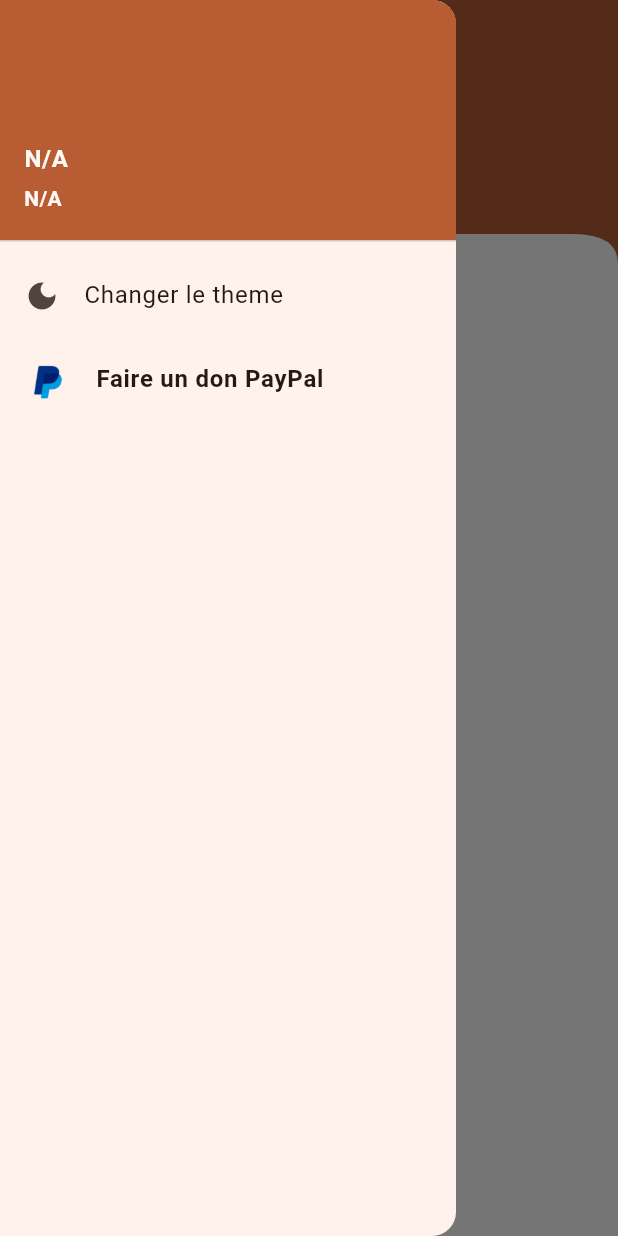
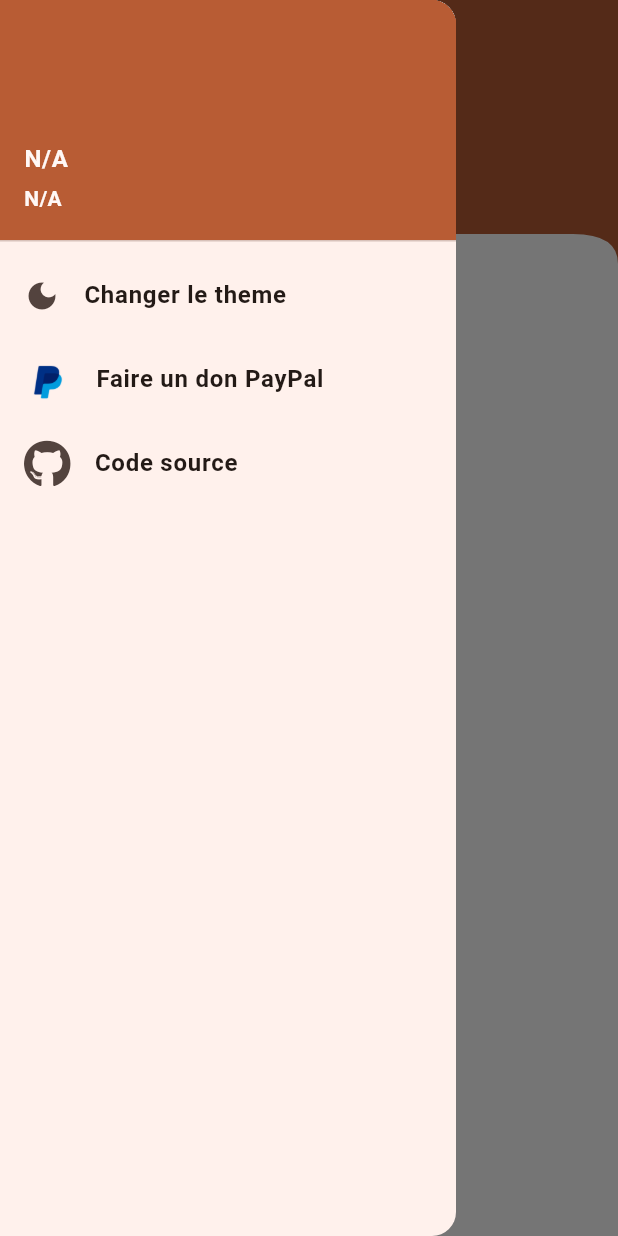
Before and after one commit to fallyoro/ipsl_docs, a Flutter app: the HomePage screen opened directly, with the side drawer open, on a phone screen of 412 x 824 dp. Run offline on Flutter 3.47's test engine with Material 3 defaults, Android fonts, the phone set to English and light mode, and no system bars; drawn by our look-alikes of toastification; our stand-ins replace cached_network_image, dartz, dio, dropdown_button2, file_picker, firebase_core and 17 more; missing offline and left inert: pdfrx; accounts and stored records are empty; network calls fail.

Commit message:
add a link to github in the drawer

```diff
--- a/app/ipsl_docs/lib/src/pages/home/home_page.dart
+++ b/app/ipsl_docs/lib/src/pages/home/home_page.dart
@@ -1,5 +1,6 @@
 import 'package:cached_network_image/cached_network_image.dart';
 import 'package:flutter/material.dart';
+import 'package:font_awesome_flutter/font_awesome_flutter.dart';
 import 'package:get_it/get_it.dart';
 import 'package:google_fonts/google_fonts.dart';
 import 'package:ipsl_docs/src/core/constant.dart';
@@ -71,7 +72,10 @@ class _HomePageState extends State<HomePage> {
               ),
             ),
             ListTile(
-              title: Text("Changer le theme"),
+              title: Text(
+                "Changer le theme",
+                style: TextStyle(fontWeight: FontWeight.bold),
+              ),
               leading:
                   isDark
                       ? Icon(Icons.light_mode, color: Colors.white)
@@ -93,7 +97,17 @@ class _HomePageState extends State<HomePage> {
               ),
               onTap: () async {
                 Navigator.pop(context);
-                await openPaypal();
+                await openUrl("https://www.paypal.com/paypalme/fallyorro");
+              },
+            ),
+            ListTile(
+              leading: FaIcon(FontAwesomeIcons.github, size: 32),
+              title: Text(
+                "Code source",
+                style: TextStyle(fontWeight: FontWeight.bold),
+              ),
+              onTap: () async {
+                await openUrl("https://github.com/fallyoro/ipsl_docs");
               },
             ),
           ],
@@ -188,8 +202,8 @@ class _HomePageState extends State<HomePage> {
     await documentViewModel.loadDocuments();
   }
 
-  Future<void> openPaypal() async {
-    final Uri uri = Uri.parse("https://www.paypal.com/paypalme/fallyorro");
+  Future<void> openUrl(String url) async {
+    final Uri uri = Uri.parse(url);
     await launchUrl(uri, mode: LaunchMode.externalApplication);
   }
 
--- a/app/ipsl_docs/lib/src/view_models/document.dart
+++ b/app/ipsl_docs/lib/src/view_models/document.dart
@@ -186,7 +186,6 @@ class DocumentViewModel {
     }
   }
 
-  // Future<void> submit(BuildContext context) async {
   Future<void> submitDocument({
     required BuildContext context,
     required String path,
```
